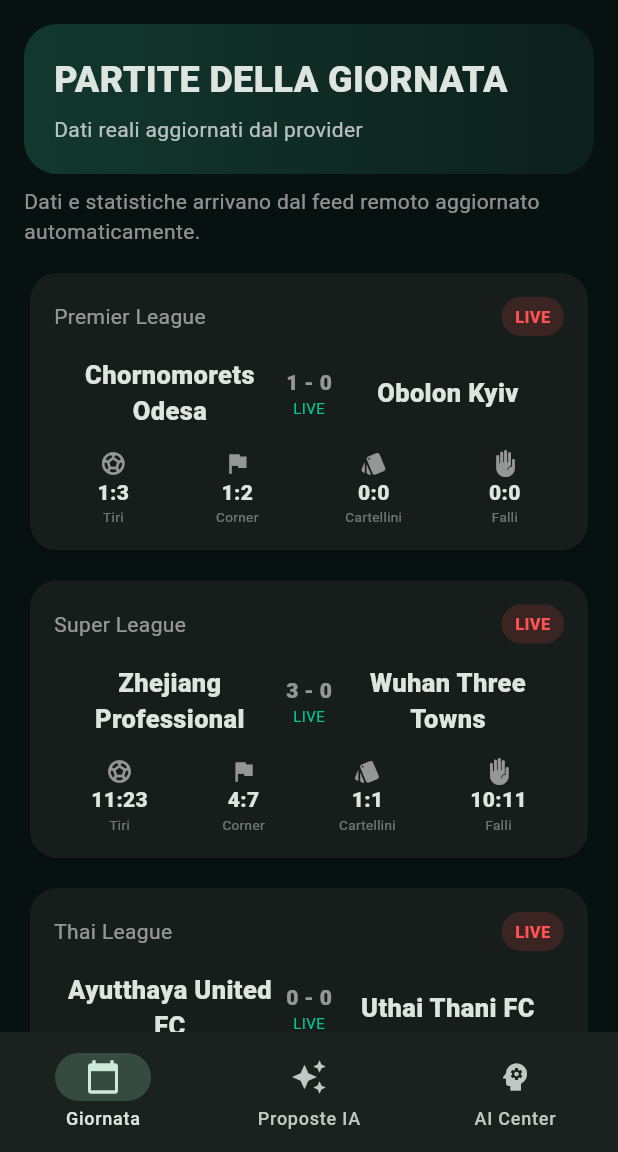
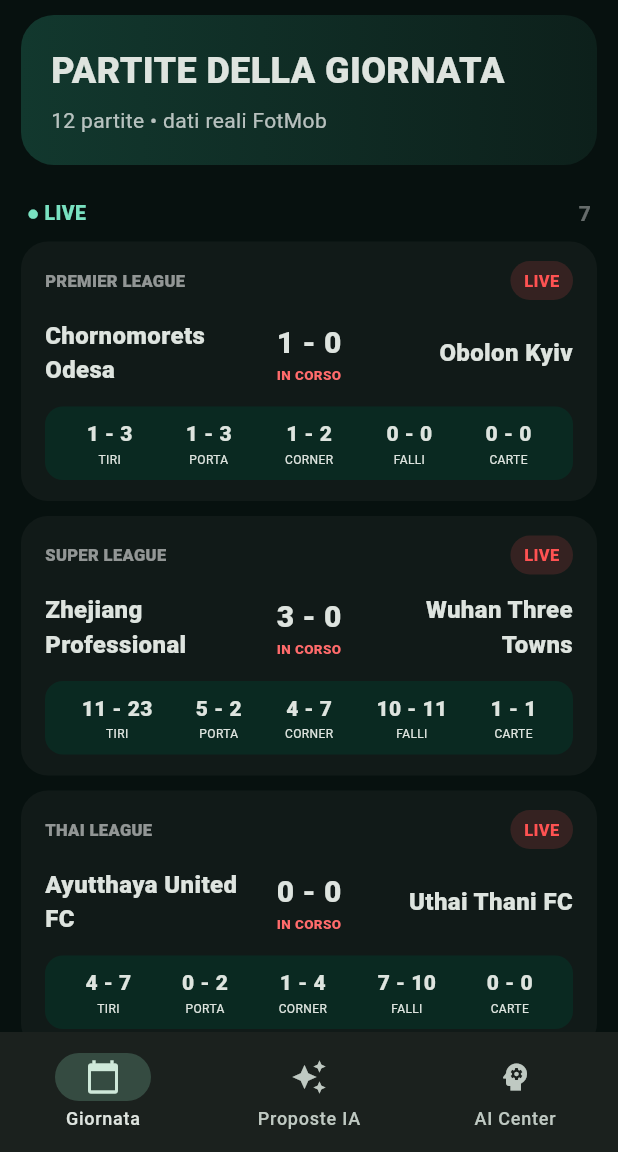
Before and after one commit to anonimatoxx11xx-dev/match-ai-pro, a Flutter app: the screen it shows after launch, on a phone screen of 412 x 824 dp, the part 84-1236 px from its top. Run offline on Flutter 3.47's test engine with Material 3 defaults, Android fonts, the phone set to English and light mode, and no system bars; network calls fail; statements that could not run were skipped.

Commit message:
Redesign match UI and preserve feed statistics

```diff
--- a/lib/main.dart
+++ b/lib/main.dart
@@ -614,18 +614,16 @@
 
   Future<void> _open(MatchData m) async {
     if (!mounted) return;
-
-    // Mostra immediatamente la partita dal feed locale/remoto. Le statistiche
-    // dettagliate vengono aggiornate solo se un provider risponde.
     var detailed = m;
     try {
-      detailed = await fotMob.details(m).timeout(const Duration(seconds: 5));
+      final candidate = await fotMob.details(m).timeout(const Duration(seconds: 4));
+      if (candidate.hasStats) detailed = candidate;
     } catch (_) {
       try {
-        detailed = await sofaScore.details(m).timeout(const Duration(seconds: 5));
+        final candidate = await sofaScore.details(m).timeout(const Duration(seconds: 4));
+        if (candidate.hasStats) detailed = candidate;
       } catch (_) {}
     }
-
     if (!mounted) return;
     showModalBottomSheet(
       context: context,
@@ -726,105 +724,230 @@
 
   Widget _matches() {
     if (loading) return const Center(child: CircularProgressIndicator());
-    if (error != null) {
-      return _state(
-        'Dati non disponibili',
-        error!,
-        setup: false,
-      );
-    }
-    if (matches.isEmpty) {
-      return _state('Nessuna partita', 'Non risultano partite per oggi nel feed del provider.');
-    }
-    return ListView(
-      padding: const EdgeInsets.all(16),
-      children: [
-        _header('PARTITE DELLA GIORNATA', 'Dati reali aggiornati dal provider'),
-        const SizedBox(height: 8),
-        const Text(
-          'Dati e statistiche arrivano dal feed remoto aggiornato automaticamente.',
-          style: TextStyle(color: Colors.white54),
-        ),
-        const SizedBox(height: 14),
-        ...matches.map(
-          (m) => Padding(
-            padding: const EdgeInsets.only(bottom: 12),
-            child: InkWell(onTap: () => _open(m), child: _card(m)),
-          ),
-        ),
-      ],
+    if (error != null) return _state('Dati non disponibili', error!);
+    if (matches.isEmpty) return _state('Nessuna partita', 'Non risultano partite disponibili oggi.');
+
+    final live = matches.where((m) => m.live).toList();
+    final upcoming = matches.where((m) => !m.live && m.status == 'NS').toList();
+    final finished = matches.where((m) => m.status == 'FT').toList();
+
+    return RefreshIndicator(
+      onRefresh: _load,
+      child: ListView(
+        padding: const EdgeInsets.fromLTRB(14, 10, 14, 24),
+        children: [
+          _header('PARTITE DELLA GIORNATA', '${matches.length} partite • dati reali FotMob'),
+          const SizedBox(height: 14),
+          if (live.isNotEmpty) ...[
+            _sectionTitle('● LIVE', live.length),
+            ...live.map((m) => _matchTile(m)),
+          ],
+          if (upcoming.isNotEmpty) ...[
+            _sectionTitle('PROSSIME', upcoming.length),
+            ...upcoming.map((m) => _matchTile(m)),
+          ],
+          if (finished.isNotEmpty) ...[
+            _sectionTitle('TERMINATE', finished.length),
+            ...finished.map((m) => _matchTile(m)),
+          ],
+        ],
+      ),
     );
   }
 
-  Widget _proposals() => ListView(
-        padding: const EdgeInsets.all(16),
-        children: [
-          _header('PROPOSTE IA', 'Lettura automatica dei dati reali disponibili'),
-          const SizedBox(height: 16),
-          if (matches.isEmpty)
-            const Card(
-              child: Padding(
-                padding: EdgeInsets.all(18),
-                child: Text('Carica prima le partite reali dalla scheda Giornata.'),
-              ),
-            )
-          else
-            ...matches.take(20).map(
-              (m) => Card(
-                child: Padding(
-                  padding: const EdgeInsets.all(16),
-                  child: Column(
-                    crossAxisAlignment: CrossAxisAlignment.start,
+  Widget _sectionTitle(String title, int count) => Padding(
+        padding: const EdgeInsets.fromLTRB(4, 8, 4, 9),
+        child: Row(
+          children: [
+            Text(title, style: const TextStyle(fontSize: 13, fontWeight: FontWeight.w900, color: Color(0xFF79E2C1))),
+            const Spacer(),
+            Text('$count', style: const TextStyle(color: Colors.white38, fontWeight: FontWeight.w700)),
+          ],
+        ),
+      );
+
+  Widget _matchTile(MatchData m) => Padding(
+        padding: const EdgeInsets.only(bottom: 10),
+        child: Material(
+          color: const Color(0xFF111A18),
+          borderRadius: BorderRadius.circular(18),
+          child: InkWell(
+            borderRadius: BorderRadius.circular(18),
+            onTap: () => _open(m),
+            child: Padding(
+              padding: const EdgeInsets.fromLTRB(16, 13, 16, 14),
+              child: Column(
+                children: [
+                  Row(
                     children: [
-                      Text(m.home + ' — ' + m.away, style: const TextStyle(fontSize: 18, fontWeight: FontWeight.w800)),
-                      const SizedBox(height: 10),
-                      Text(_analysis(m), style: const TextStyle(color: Colors.white70, height: 1.4)),
-                      if (m.hasStats) ...[
-                        const SizedBox(height: 10),
-                        Wrap(
-                          spacing: 8,
+                      Expanded(child: Text(m.league.toUpperCase(), style: const TextStyle(fontSize: 11, color: Colors.white54, fontWeight: FontWeight.w800))),
+                      if (m.live) const _Live() else Text(m.status == 'NS' ? m.time : 'FINALE', style: const TextStyle(fontSize: 11, color: Colors.white54, fontWeight: FontWeight.w800)),
+                    ],
+                  ),
+                  const SizedBox(height: 12),
+                  Row(
+                    children: [
+                      Expanded(child: Text(m.home, style: const TextStyle(fontSize: 16, fontWeight: FontWeight.w800))),
+                      SizedBox(
+                        width: 72,
+                        child: Column(
                           children: [
-                            _tag('Tiri ' + (m.homeShots + m.awayShots).toString()),
-                            _tag('Corner ' + (m.homeCorners + m.awayCorners).toString()),
-                            _tag('Cartellini ' + (m.homeCards + m.awayCards).toString()),
+                            Text(m.scoreHome != null && m.scoreAway != null ? '${m.scoreHome} - ${m.scoreAway}' : 'VS', style: const TextStyle(fontSize: 20, fontWeight: FontWeight.w900)),
+                            if (m.live) const Text('IN CORSO', style: TextStyle(fontSize: 9, color: Color(0xFFFF6B6B), fontWeight: FontWeight.w900)),
                           ],
                         ),
+                      ),
+                      Expanded(child: Text(m.away, textAlign: TextAlign.right, style: const TextStyle(fontSize: 16, fontWeight: FontWeight.w800))),
+                    ],
+                  ),
+                  if (m.hasStats) ...[
+                    const SizedBox(height: 13),
+                    Container(
+                      padding: const EdgeInsets.symmetric(horizontal: 10, vertical: 8),
+                      decoration: BoxDecoration(color: const Color(0xFF0A2921), borderRadius: BorderRadius.circular(12)),
+                      child: Row(
+                        mainAxisAlignment: MainAxisAlignment.spaceAround,
+                        children: [
+                          _miniStat('TIRI', m.homeShots, m.awayShots),
+                          _miniStat('PORTA', m.homeOn, m.awayOn),
+                          _miniStat('CORNER', m.homeCorners, m.awayCorners),
+                          _miniStat('FALLI', m.homeFouls, m.awayFouls),
+                          _miniStat('CARTE', m.homeCards, m.awayCards),
+                        ],
+                      ),
+                    ),
+                  ] else
+                    const Padding(
+                      padding: EdgeInsets.only(top: 10),
+                      child: Align(alignment: Alignment.centerLeft, child: Text('Statistiche in attesa', style: TextStyle(fontSize: 11, color: Colors.white38))),
+                    ),
+                ],
+              ),
+            ),
+          ),
+        ),
+      );
+
+  Widget _miniStat(String label, int a, int b) => Column(
+        children: [
+          Text('$a - $b', style: const TextStyle(fontWeight: FontWeight.w900)),
+          const SizedBox(height: 2),
+          Text(label, style: const TextStyle(fontSize: 8, color: Colors.white45)),
+        ],
+      );
+
+  Widget _proposals() => ListView(
+        padding: const EdgeInsets.fromLTRB(14, 10, 14, 24),
+        children: [
+          _header('PROPOSTE IA', 'Analisi solo su statistiche realmente disponibili'),
+          const SizedBox(height: 14),
+          ...matches.where((m) => m.hasStats).take(20).map(
+            (m) => Padding(
+              padding: const EdgeInsets.only(bottom: 10),
+              child: Material(
+                color: const Color(0xFF111A18),
+                borderRadius: BorderRadius.circular(18),
+                child: InkWell(
+                  borderRadius: BorderRadius.circular(18),
+                  onTap: () => _open(m),
+                  child: Padding(
+                    padding: const EdgeInsets.all(16),
+                    child: Column(
+                      crossAxisAlignment: CrossAxisAlignment.start,
+                      children: [
+                        Text(m.league.toUpperCase(), style: const TextStyle(fontSize: 10, color: Colors.white45, fontWeight: FontWeight.w800)),
+                        const SizedBox(height: 7),
+                        Text('${m.home} — ${m.away}', style: const TextStyle(fontSize: 17, fontWeight: FontWeight.w900)),
+                        const SizedBox(height: 8),
+                        Text(_analysis(m), style: const TextStyle(color: Colors.white70, height: 1.35)),
+                        const SizedBox(height: 12),
+                        Wrap(spacing: 7, runSpacing: 7, children: [
+                          _tag('Tiri ${m.homeShots + m.awayShots}'),
+                          _tag('Corner ${m.homeCorners + m.awayCorners}'),
+                          _tag('Carte ${m.homeCards + m.awayCards}'),
+                        ]),
                       ],
-                    ],
+                    ),
                   ),
                 ),
               ),
             ),
+          ),
+          if (!matches.any((m) => m.hasStats))
+            _stateInline('Nessuna analisi disponibile', 'Aspettiamo statistiche reali dal provider.'),
         ],
       );
 
+  Widget _stateInline(String title, String message) => Card(
+        child: Padding(
+          padding: const EdgeInsets.all(20),
+          child: Column(
+            children: [
+              const Icon(Icons.analytics_outlined, size: 42, color: Color(0xFF00C896)),
+              const SizedBox(height: 10),
+              Text(title, style: const TextStyle(fontSize: 18, fontWeight: FontWeight.w900)),
+              const SizedBox(height: 6),
+              Text(message, textAlign: TextAlign.center, style: const TextStyle(color: Colors.white60)),
+            ],
+          ),
+        ),
+      );
+
   Widget _center() => ListView(
-        padding: const EdgeInsets.all(16),
+        padding: const EdgeInsets.fromLTRB(14, 10, 14, 24),
         children: [
-          _header('AI CENTER', 'Confronta qualsiasi partita reale'),
-          const SizedBox(height: 16),
-          Card(
+          _header('AI CENTER', 'Apri una partita e confronta i dati reali'),
+          const SizedBox(height: 14),
+          Material(
+            color: const Color(0xFF111A18),
+            borderRadius: BorderRadius.circular(20),
             child: Padding(
               padding: const EdgeInsets.all(18),
               child: Column(
                 crossAxisAlignment: CrossAxisAlignment.start,
                 children: [
-                  const Icon(Icons.psychology_alt, size: 42, color: Color(0xFF00C896)),
-                  const SizedBox(height: 10),
-                  const Text('Analisi interattiva', style: TextStyle(fontSize: 21, fontWeight: FontWeight.w800)),
-                  const SizedBox(height: 8),
-                  const Text(
-                    'Apri una partita per caricare statistiche reali come tiri, corner, falli, cartellini e parate.',
-                    style: TextStyle(color: Colors.white70),
+                  Row(
+                    children: [
+                      Container(
+                        padding: const EdgeInsets.all(11),
+                        decoration: BoxDecoration(color: const Color(0xFF0A2921), borderRadius: BorderRadius.circular(14)),
+                        child: const Icon(Icons.psychology_alt, color: Color(0xFF00C896), size: 28),
+                      ),
+                      const SizedBox(width: 12),
+                      const Expanded(
+                        child: Column(
+                          crossAxisAlignment: CrossAxisAlignment.start,
+                          children: [
+                            Text('Analisi interattiva', style: TextStyle(fontSize: 19, fontWeight: FontWeight.w900)),
+                            SizedBox(height: 3),
+                            Text('Statistiche ricevute dal feed', style: TextStyle(color: Colors.white54)),
+                          ],
+                        ),
+                      ),
+                    ],
                   ),
-                  const SizedBox(height: 16),
+                  const SizedBox(height: 18),
                   ...matches.take(30).map(
                     (m) => Padding(
                       padding: const EdgeInsets.only(bottom: 8),
-                      child: OutlinedButton.icon(
-                        onPressed: () => _open(m),
-                        icon: const Icon(Icons.analytics_outlined),
-                        label: Text(m.home + ' — ' + m.away),
+                      child: Material(
+                        color: const Color(0xFF18211F),
+                        borderRadius: BorderRadius.circular(14),
+                        child: InkWell(
+                          borderRadius: BorderRadius.circular(14),
+                          onTap: () => _open(m),
+                          child: Padding(
+                            padding: const EdgeInsets.all(13),
+                            child: Row(
+                              children: [
+                                Icon(m.hasStats ? Icons.analytics_outlined : Icons.schedule, color: const Color(0xFF79E2C1), size: 20),
+                                const SizedBox(width: 11),
+                                Expanded(child: Text('${m.home} — ${m.away}', style: const TextStyle(fontWeight: FontWeight.w700))),
+                                const Icon(Icons.chevron_right, color: Colors.white38),
+                              ],
+                            ),
+                          ),
+                        ),
                       ),
                     ),
                   ),
@@ -835,68 +958,9 @@
         ],
       );
 
-  Widget _card(MatchData m) => Card(
-        shape: RoundedRectangleBorder(borderRadius: BorderRadius.circular(18)),
-        child: Padding(
-          padding: const EdgeInsets.all(16),
-          child: Column(
-            children: [
-              Row(
-                children: [
-                  Expanded(child: Text(m.league, style: const TextStyle(color: Colors.white54))),
-                  if (m.live)
-                    const _Live()
-                  else
-                    Text(
-                      m.scoreHome != null ? m.scoreHome.toString() + ' : ' + m.scoreAway.toString() : m.time,
-                      style: const TextStyle(fontWeight: FontWeight.w800),
-                    ),
-                ],
-              ),
-              const SizedBox(height: 14),
-              Row(
-                children: [
-                  Expanded(child: Text(m.home, textAlign: TextAlign.center, style: const TextStyle(fontSize: 17, fontWeight: FontWeight.w800))),
-                  Column(
-                    children: [
-                      Text(
-                        m.scoreHome != null && m.scoreAway != null
-                            ? m.scoreHome.toString() + ' - ' + m.scoreAway.toString()
-                            : 'VS',
-                        style: const TextStyle(fontWeight: FontWeight.w900, color: Colors.white54),
-                      ),
-                      if (m.live)
-                        Text(m.status, style: const TextStyle(fontSize: 10, color: Color(0xFF00C896))),
-                    ],
-                  ),
-                  Expanded(child: Text(m.away, textAlign: TextAlign.center, style: const TextStyle(fontSize: 17, fontWeight: FontWeight.w800))),
-                ],
-              ),
-              const SizedBox(height: 14),
-              if (m.hasStats)
-                Row(
-                  mainAxisAlignment: MainAxisAlignment.spaceAround,
-                  children: [
-                    _stat('Tiri', m.homeShots, m.awayShots, Icons.sports_soccer),
-                    _stat('Corner', m.homeCorners, m.awayCorners, Icons.flag),
-                    _stat('Cartellini', m.homeCards, m.awayCards, Icons.style),
-                    _stat('Falli', m.homeFouls, m.awayFouls, Icons.front_hand),
-                  ],
-                )
-              else
-                const Text('Statistiche: apri la partita', style: TextStyle(color: Colors.white38, fontSize: 12)),
-            ],
-          ),
-        ),
-      );
+  Widget _card(MatchData m) => _matchTile(m);
 
-  Widget _stat(String l, int a, int b, IconData i) => Column(
-        children: [
-          Icon(i, size: 18, color: Colors.white54),
-          Text(a.toString() + ':' + b.toString(), style: const TextStyle(fontWeight: FontWeight.w800)),
-          Text(l, style: const TextStyle(fontSize: 9, color: Colors.white38)),
-        ],
-      );
+  Widget _stat(String l, int a, int b, IconData i) => _miniStat(l, a, b);
 
   Widget _tag(String s) => Container(
         padding: const EdgeInsets.symmetric(horizontal: 10, vertical: 7),
```
